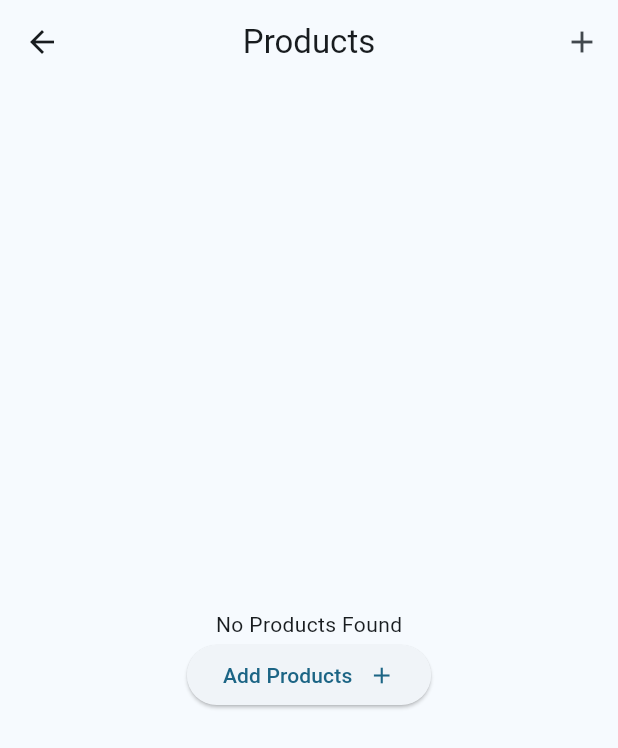
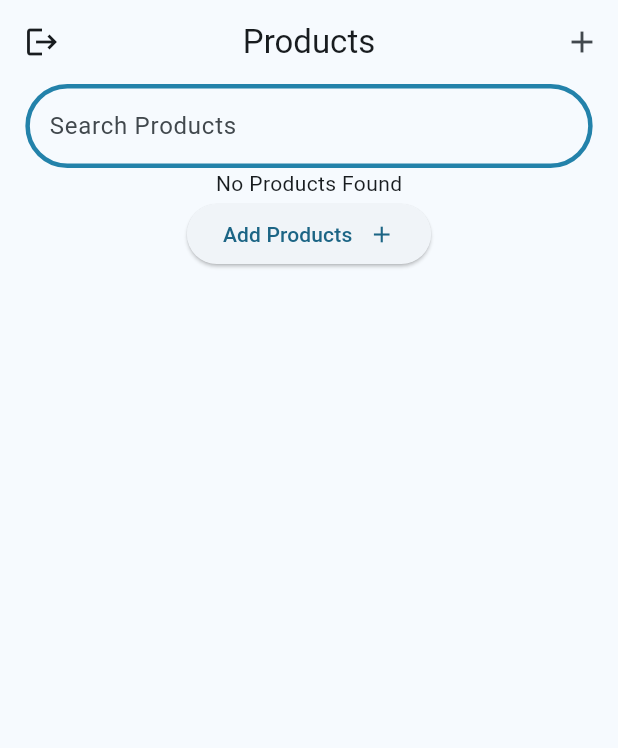
Before and after one commit to mirza-d3x/product_management, a Flutter app: the ProductsScreen screen opened directly, on a phone screen of 412 x 824 dp. Shown: the top 748 px of the screen. Run offline on Flutter 3.47's test engine with Material 3 defaults, Android fonts, the light colour scheme and no system bars; our stand-ins replace bloc, cloud_firestore, firebase_auth, firebase_core, firebase_storage, flutter_bloc and 4 more; accounts and stored records are empty.

Commit message:
search implemented

```diff
--- a/lib/app/features/products/bloc/products_bloc.dart
+++ b/lib/app/features/products/bloc/products_bloc.dart
@@ -1,6 +1,5 @@
 import 'package:bloc/bloc.dart';
 import 'package:flutter/material.dart';
-import 'package:meta/meta.dart';
 import 'package:techwarelab/utils/console_log.dart';
 
 import '../../../../domain/entities/products/products.dart';
@@ -11,16 +10,26 @@ part 'products_state.dart';
 
 class ProductsBloc extends Bloc<ProductsEvent, ProductsState> {
   final FetchProductsUseCase _fetchProductsUseCase;
+  late final TextEditingController _searchTextController;
+
+  List<Product> products = [];
 
   ProductsBloc(this._fetchProductsUseCase) : super(ProductsInitial()) {
     on<FetchProductsEvent>(_onFetchProducts);
+    on<SearchProductFromList>(_onSearchProductFromList);
+    init();
+  }
+
+  void init() {
+    _searchTextController = TextEditingController();
     add(FetchProductsEvent());
   }
+
   void _onFetchProducts(
       FetchProductsEvent event, Emitter<ProductsState> emit) async {
     emit(ProductLoading());
     try {
-      final products = await _fetchProductsUseCase();
+      products = await _fetchProductsUseCase();
       consoleLog("Products: $products");
       emit(ProductLoaded(products: products));
     } catch (error, stackTrace) {
@@ -29,4 +38,29 @@ class ProductsBloc extends Bloc<ProductsEvent, ProductsState> {
       emit(ProductError(error: error.toString()));
     }
   }
+
+  void _onSearchProductFromList(
+      SearchProductFromList event, Emitter<ProductsState> emit) {
+    if (products.isNotEmpty) {
+      if (event.query.isNotEmpty) {
+        final filteredProducts = products
+            .where((product) =>
+                product.name.toLowerCase().contains(event.query.toLowerCase()))
+            .toList();
+
+        if (filteredProducts.isNotEmpty) {
+          emit(ProductLoaded(products: filteredProducts));
+        }
+      } else {
+        emit(ProductLoaded(products: products));
+      }
+    }
+  }
+
+  @override
+  Future<void> close() {
+    _searchTextController.dispose();
+    products.clear();
+    return super.close();
+  }
 }
--- a/lib/app/features/products/bloc/products_event.dart
+++ b/lib/app/features/products/bloc/products_event.dart
@@ -3,13 +3,10 @@ part of 'products_bloc.dart';
 @immutable
 sealed class ProductsEvent {}
 
-class FetchProductsEvent extends ProductsEvent {
-  // @override
-  // List<Product> get props => [];
+class FetchProductsEvent extends ProductsEvent {}
+
+class SearchProductFromList extends ProductsEvent {
+  final String query;
+
+  SearchProductFromList({required this.query});
 }
-
-class AddProductsEvent extends ProductsEvent {
-  final Product product;
-
-  AddProductsEvent({required this.product});
-}
--- a/lib/app/features/products/ui/products_screen.dart
+++ b/lib/app/features/products/ui/products_screen.dart
@@ -1,23 +1,66 @@
+import 'dart:async';
+
 import 'package:flutter/material.dart';
 import 'package:flutter_bloc/flutter_bloc.dart';
 import 'package:flutter_screenutil/flutter_screenutil.dart';
+import 'package:techwarelab/app/features/authentication/cubit/auth_cubit.dart';
 import 'package:techwarelab/app/features/products/bloc/products_bloc.dart';
 import 'package:techwarelab/app/features/products/ui/product_details_screen.dart';
 import 'package:techwarelab/app/features/products/widgets/product_card.dart';
+import 'package:techwarelab/app/widgets/custom_textfield.dart';
 import 'package:techwarelab/services/navigation_services/navigation_services.dart';
 
 import '../../../../domain/entities/products/products.dart';
 
-class ProductsScreen extends StatelessWidget {
+class ProductsScreen extends StatefulWidget {
   const ProductsScreen({super.key});
+
+  @override
+  State<ProductsScreen> createState() => _ProductsScreenState();
+}
+
+class _ProductsScreenState extends State<ProductsScreen> {
+  late Timer? searchLatencyTimer;
+
+  @override
+  void initState() {
+    searchLatencyTimer = Timer(const Duration(microseconds: 0), () {});
+    super.initState();
+  }
+
+  static bool isLoading = false;
+
+  @override
+  void dispose() {
+    if (searchLatencyTimer != null) {
+      searchLatencyTimer!.cancel();
+    }
+    searchLatencyTimer = null;
+    super.dispose();
+  }
 
   @override
   Widget build(BuildContext context) {
     final Size size = MediaQuery.of(context).size;
-    return Scaffold(
+    return BlocListener<AuthenticationCubit, AuthenticationState>(
+      listener: (context, state) {
+        if (state is AuthLoading) {
+          isLoading = true;
+        } else if (state is UserLoggedOut) {
+          isLoading = false;
+          context.navigationService.createLoginPageRoute(context);
+        }
+      },
+      child: Scaffold(
         appBar: AppBar(
           title: const Text('Products'),
           centerTitle: true,
+          leading: IconButton(
+            onPressed: () {
+              BlocProvider.of<AuthenticationCubit>(context).logOutUser();
+            },
+            icon: const Icon(Icons.logout),
+          ),
           actions: [
             IconButton(
               onPressed: () {
@@ -27,7 +70,32 @@ class ProductsScreen extends StatelessWidget {
             ),
           ],
         ),
-      body: BlocBuilder<ProductsBloc, ProductsState>(
+        body: Container(
+          height: size.height,
+          width: size.width,
+          padding: EdgeInsets.symmetric(horizontal: 16.w),
+          child: SingleChildScrollView(
+            child: Column(
+              children: [
+                CustomTextField(
+                    label: "Search Products",
+                    hint: "Search",
+                    controller: TextEditingController(),
+                    obscureText: false,
+                    onChanged: (value) {
+                      searchLatencyTimer!.cancel();
+                      if (value.length > 2) {
+                        searchLatencyTimer = Timer(
+                          const Duration(milliseconds: 500),
+                          () {
+                            BlocProvider.of<ProductsBloc>(context).add(
+                              SearchProductFromList(query: value),
+                            );
+                          },
+                        );
+                      }
+                    }),
+                BlocBuilder<ProductsBloc, ProductsState>(
                   builder: (context, state) {
                     if (state is ProductLoading) {
                       return const Center(
@@ -37,11 +105,7 @@ class ProductsScreen extends StatelessWidget {
                     if (state is ProductLoaded) {
                       final List<Product> products = state.products;
                       if (products.isEmpty) {
-              return Container(
-                height: size.height,
-                width: size.width,
-                alignment: Alignment.center,
-                child: Column(
+                        return Column(
                           mainAxisSize: MainAxisSize.min,
                           children: [
                             const Text("No Products Found"),
@@ -63,16 +127,16 @@ class ProductsScreen extends StatelessWidget {
                               ),
                             ),
                           ],
-                ),
                         );
                       } else {
-              return Container(
-                height: size.height,
-                width: size.width,
-                padding: EdgeInsets.symmetric(horizontal: 16.w),
-                child: GridView.builder(
+                        return SingleChildScrollView(
+                          child: Column(
+                            children: [
+                              const SizedBox(height: 10),
+                              GridView.builder(
                                 shrinkWrap: true,
-                  gridDelegate: SliverGridDelegateWithFixedCrossAxisCount(
+                                gridDelegate:
+                                    SliverGridDelegateWithFixedCrossAxisCount(
                                   crossAxisCount: 2,
                                   mainAxisSpacing: 8.h,
                                   childAspectRatio: .8,
@@ -84,7 +148,8 @@ class ProductsScreen extends StatelessWidget {
                                     onTap: () {
                                       Navigator.of(context).push(
                                         MaterialPageRoute(
-                            builder: (context) => ProductDetailsScreen(
+                                          builder: (context) =>
+                                              ProductDetailsScreen(
                                             product: products[index],
                                           ),
                                         ),
@@ -98,17 +163,19 @@ class ProductsScreen extends StatelessWidget {
                                   );
                                 },
                               ),
-              );
-            }
-          }
-          return Container(
-            alignment: Alignment.center,
-            height: size.height,
-            width: size.width,
-            child: const Text("Products"),
-          );
-        },
+                            ],
                           ),
                         );
                       }
                     }
+                    return const Text("Products");
+                  },
+                ),
+              ],
+            ),
+          ),
+        ),
+      ),
+    );
+  }
+}
--- a/lib/app/widgets/custom_textfield.dart
+++ b/lib/app/widgets/custom_textfield.dart
@@ -9,6 +9,7 @@ class CustomTextField extends StatelessWidget {
     this.validator,
     this.keyboardType,
     required this.obscureText,
+    this.onChanged,
   });
   final String label;
   final bool obscureText;
@@ -16,9 +17,11 @@ class CustomTextField extends StatelessWidget {
   final TextEditingController controller;
   final String? Function(String?)? validator;
   final TextInputType? keyboardType;
+  final Function(String)? onChanged;
   @override
   Widget build(BuildContext context) {
     return TextFormField(
+      onChanged: onChanged,
       controller: controller,
       obscureText: obscureText,
       keyboardType: keyboardType,
```
Lines whose indentation alone changed are shown as unchanged.
